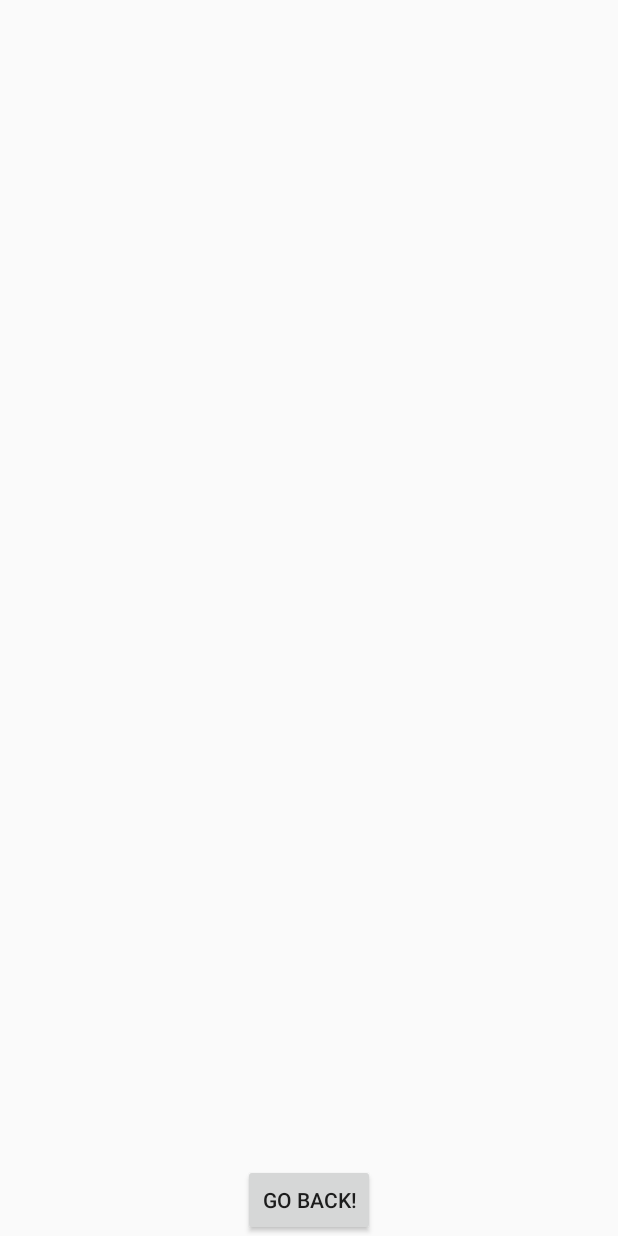
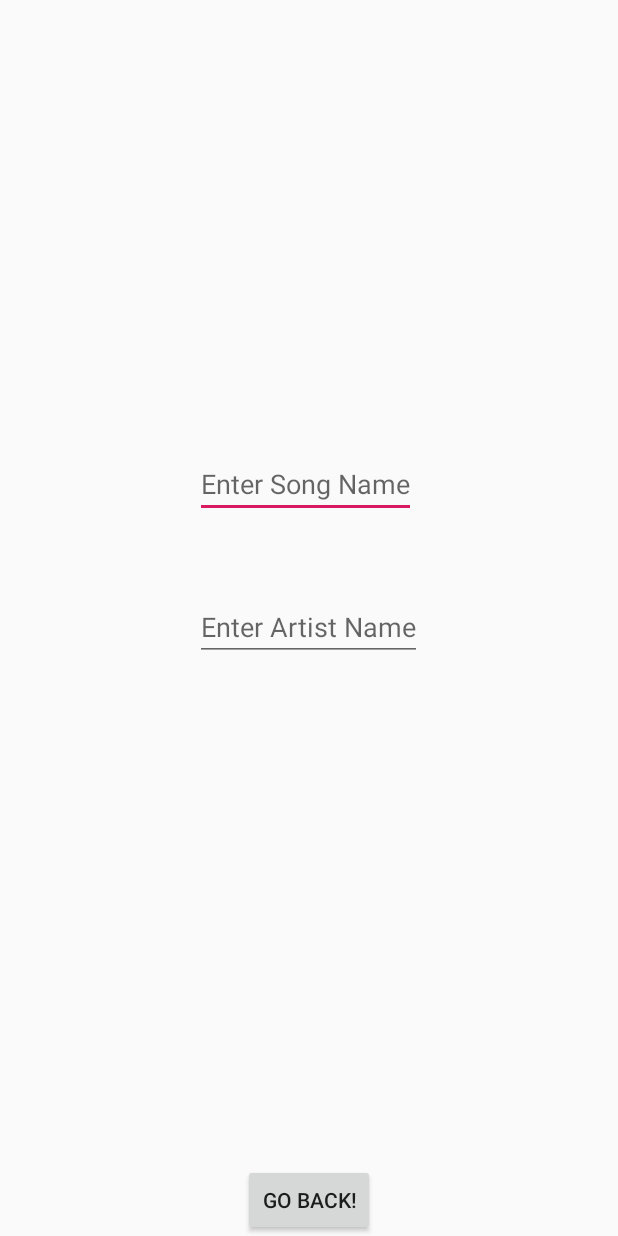
Before and after one commit to RohitJain88/SnapSongs, an Android app: the Share screen opened directly, with no data from a screen before it, on a phone screen of 412 x 824 dp. Run offline under Robolectric (Android 15) with nearby library versions, the phone set to English and light mode, and no system bars; 4 statements that could not run were skipped.

Commit message:
Reverted Share UI

```diff
--- a/app/src/main/res/layout/activity_share.xml
+++ b/app/src/main/res/layout/activity_share.xml
@@ -9,11 +9,36 @@
         android:id="@+id/listView"
         android:layout_width="match_parent"
         android:layout_height="90dp"></ListView>
+    <LinearLayout
 
+        android:layout_width="wrap_content"
+        android:layout_height="wrap_content"
+        android:layout_marginTop="300dp"
+        android:layout_centerHorizontal="true"
+        android:orientation="vertical">
+    <EditText
+        android:id="@+id/song"
+        android:hint="Enter Song Name"
+        android:layout_centerHorizontal="true"
+        android:layout_width="wrap_content"
+        android:layout_height="wrap_content"
+
+        />
+    <EditText
+        android:id="@+id/artist"
+        android:hint="Enter Artist Name"
+        android:layout_marginTop="50dp"
+        android:layout_width="wrap_content"
+        android:layout_centerHorizontal="true"
+        android:layout_height="wrap_content"
+
+        />
+    </LinearLayout>
     <Button
         android:id="@+id/back"
         android:layout_width="wrap_content"
         android:layout_height="wrap_content"
+
         android:text="Go Back!"
         android:layout_centerHorizontal="true"
         android:layout_alignParentBottom="true"/>
```
